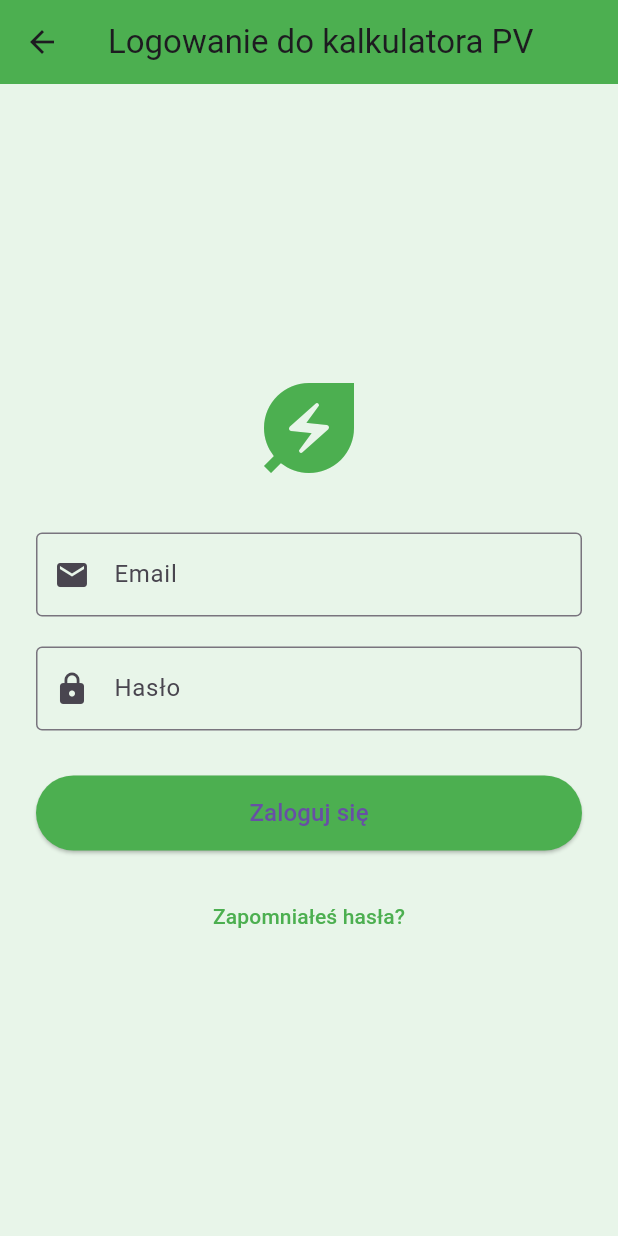
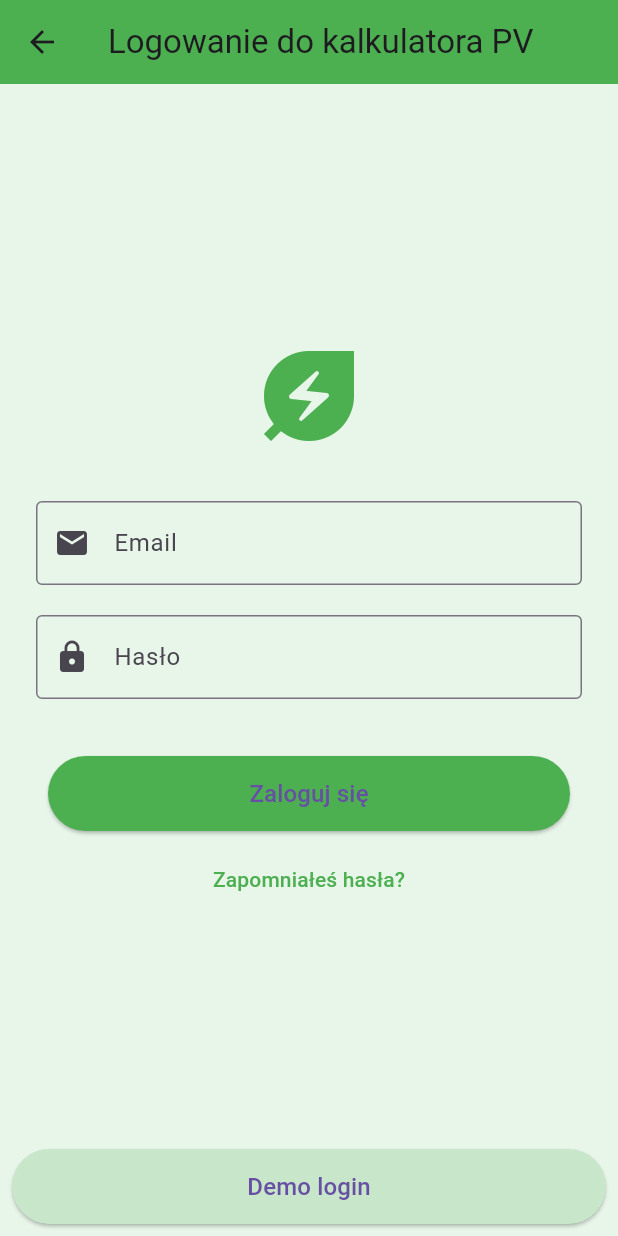
Before and after one commit to MinikPLayer/Kosciuszkon-2025, a Flutter app: the screen it shows after launch, after a tap on "Zaloguj się", on a phone screen of 412 x 824 dp. Run offline on Flutter 3.47's test engine with Material 3 defaults, Android fonts, the phone set to English and light mode, and no system bars; our stand-ins replace google_fonts.

Commit message:
Added demo button to the frontend.

```diff
--- a/frontend_calculator/lib/views/pages/login_page.dart
+++ b/frontend_calculator/lib/views/pages/login_page.dart
@@ -14,12 +14,14 @@ class _LoginPageState extends State<LoginPage> {
   final _passwordController = TextEditingController();
   bool _isLoading = false;
 
-  Future<void> _login(BuildContext context) async {
-    if (_formKey.currentState!.validate()) {
+  Future<void> _login(BuildContext context, {bool bypassValidation = false}) async {
+    if (bypassValidation || _formKey.currentState!.validate()) {
       setState(() => _isLoading = true);
 
       // Symulacja opóźnienia logowania
+      if (!bypassValidation) {
         await Future.delayed(Duration(seconds: 1));
+      }
 
       // TODO: Tutaj dodaj rzeczywistą logikę autentykacji (np. Firebase)
       // try {
@@ -32,10 +34,7 @@ class _LoginPageState extends State<LoginPage> {
       //   return;
       // }
 
-      Navigator.pushReplacement(
-        context,
-        MaterialPageRoute(builder: (context) => WidgetTree()),
-      );
+      Navigator.pushReplacement(context, MaterialPageRoute(builder: (context) => WidgetTree()));
     }
   }
 
@@ -49,13 +48,15 @@ class _LoginPageState extends State<LoginPage> {
   @override
   Widget build(BuildContext context) {
     return Scaffold(
-      appBar: AppBar(
-        title: const Text('Logowanie do kalkulatora PV'),
-        backgroundColor: Colors.green,
-      ),
+      appBar: AppBar(title: const Text('Logowanie do kalkulatora PV'), backgroundColor: Colors.green),
       body: Container(
         color: Colors.green[50],
-        child: Center(
+        child: Column(
+          mainAxisAlignment: MainAxisAlignment.spaceBetween,
+          mainAxisSize: MainAxisSize.max,
+          children: [
+            const SizedBox(height: 20),
+            Center(
               child: SingleChildScrollView(
                 padding: const EdgeInsets.all(24.0),
                 child: Form(
@@ -63,11 +64,7 @@ class _LoginPageState extends State<LoginPage> {
                   child: Column(
                     mainAxisAlignment: MainAxisAlignment.center,
                     children: [
-                  const Icon(
-                    Icons.energy_savings_leaf,
-                    size: 80,
-                    color: Colors.green,
-                  ),
+                      const Icon(Icons.energy_savings_leaf, size: 80, color: Colors.green),
                       const SizedBox(height: 30),
                       TextFormField(
                         controller: _emailController,
@@ -107,37 +104,49 @@ class _LoginPageState extends State<LoginPage> {
                         },
                       ),
                       const SizedBox(height: 30),
-                  SizedBox(
+                      Padding(
+                        padding: const EdgeInsets.all(8.0),
+                        child: SizedBox(
                           width: double.infinity,
                           height: 50,
                           child: ElevatedButton(
-                      style: ElevatedButton.styleFrom(
-                        backgroundColor: Colors.green,
-                      ),
+                            style: ElevatedButton.styleFrom(backgroundColor: Colors.green),
                             onPressed: _isLoading ? null : () => _login(context),
-                      child: _isLoading
+                            child:
+                                _isLoading
                                     ? const CircularProgressIndicator(color: Colors.white)
-                          : const Text(
-                              'Zaloguj się',
-                              style: TextStyle(fontSize: 16),
+                                    : const Text('Zaloguj się', style: TextStyle(fontSize: 16)),
                           ),
                         ),
                       ),
-                  const SizedBox(height: 20),
                       TextButton(
                         onPressed: () {
                           // TODO: Dodać nawigację do resetowania hasła
                         },
-                    child: const Text(
-                      'Zapomniałeś hasła?',
-                      style: TextStyle(color: Colors.green),
-                    ),
+                        child: const Text('Zapomniałeś hasła?', style: TextStyle(color: Colors.green)),
                       ),
                     ],
                   ),
                 ),
               ),
             ),
+            Padding(
+              padding: const EdgeInsets.all(8.0),
+              child: SizedBox(
+                width: double.infinity,
+                height: 50,
+                child: ElevatedButton(
+                  style: ElevatedButton.styleFrom(backgroundColor: Colors.green.shade100),
+                  onPressed: _isLoading ? null : () => _login(context, bypassValidation: true),
+                  child:
+                      _isLoading
+                          ? const CircularProgressIndicator(color: Colors.white)
+                          : const Text('Demo login', style: TextStyle(fontSize: 16)),
+                ),
+              ),
+            ),
+          ],
+        ),
       ),
     );
   }
```
Lines whose indentation alone changed are shown as unchanged.
